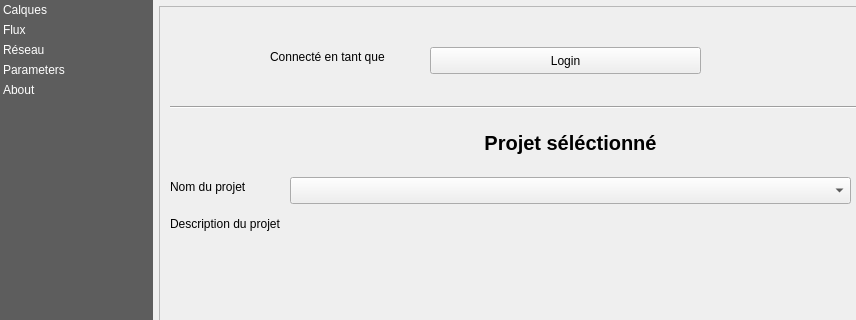
Before: the Qt Designer form tellae/dialogs/main_window.ui in tellae/qgis-tellae-plugin, drawn with Qt 5; both pictures show x 0 to 856 and y 0 to 320 of the 990 by 849 pixel window.
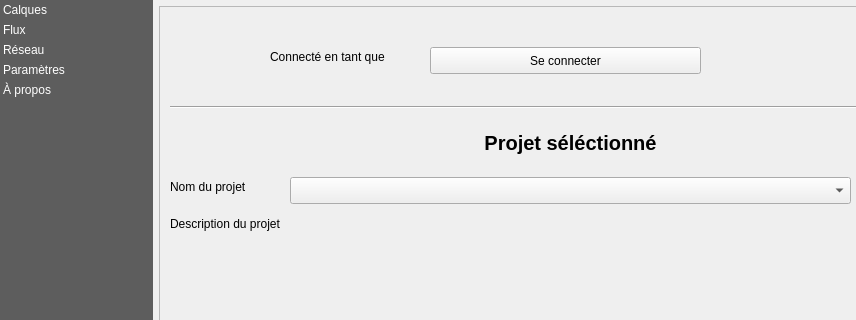
After: the same form once the commit is applied. The open tabs and pages were chosen to show the change. Custom widgets are drawn as their Qt base class.

Diff of the .ui file:
```diff
--- a/tellae/dialogs/main_window.ui
+++ b/tellae/dialogs/main_window.ui
@@ -123,12 +123,12 @@
      </item>
      <item>
       <property name="text">
-       <string>Parameters</string>
+       <string>Paramètres</string>
       </property>
      </item>
      <item>
       <property name="text">
-       <string>About</string>
+       <string>À propos</string>
       </property>
      </item>
     </widget>
@@ -581,7 +581,7 @@
               </rect>
              </property>
              <property name="text">
-              <string>Login</string>
+              <string>Se connecter</string>
              </property>
              <property name="autoDefault">
               <bool>false</bool>
```
Left out of the diff: 12 changed lines with no effect on the pictures.
